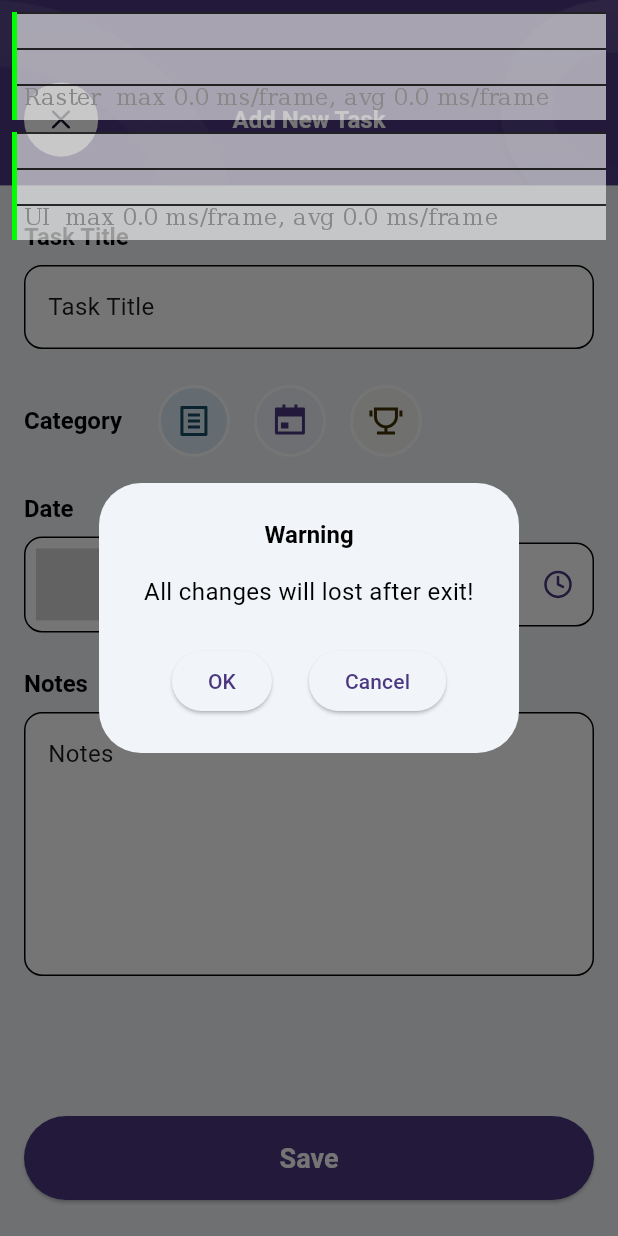
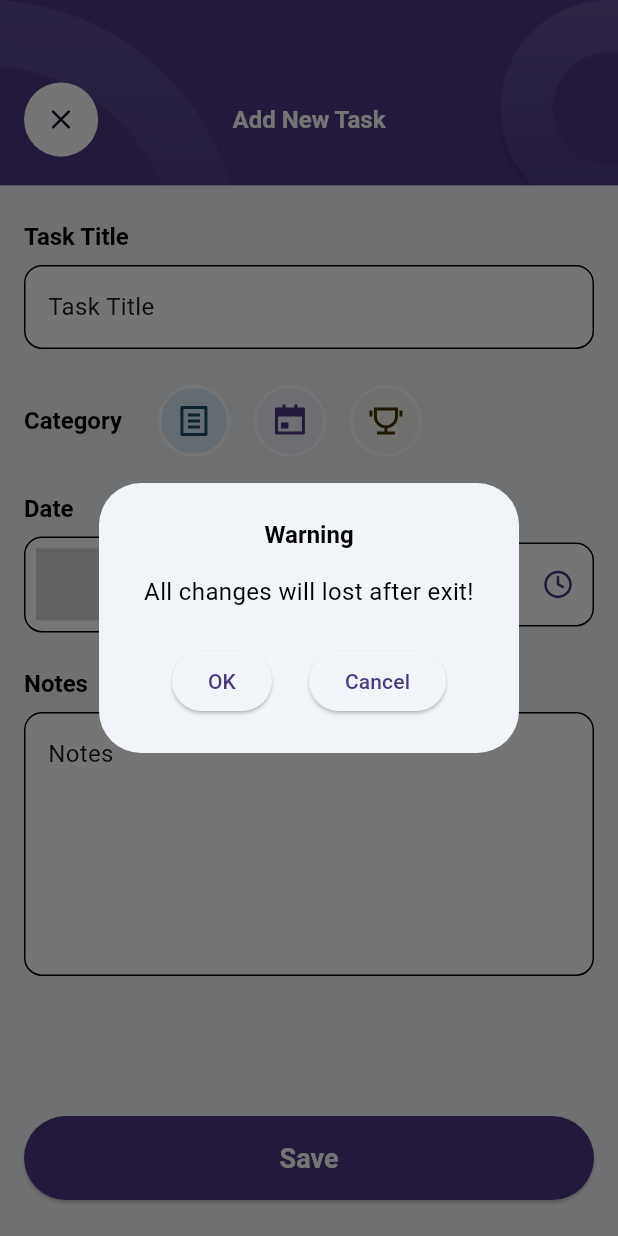
Before and after one commit to CodeAndThink/Sample-Flutter-Todo-App, a Flutter app: the AddNewTaskScreen screen opened directly, after a tap on an icon or button, on a phone screen of 412 x 824 dp. Run offline on Flutter 3.47's test engine with Material 3 defaults, Android fonts, the phone set to English and light mode, and no system bars; our stand-ins replace connectivity_plus, dartz, flutter_secure_storage, flutter_svg, shared_preferences, supabase_flutter and 1 more; accounts and stored records are empty; generated files the repository leaves out were written again.

Commit message:
Fix bugs

```diff
--- a/lib/common/views/custom_text_box.dart
+++ b/lib/common/views/custom_text_box.dart
@@ -9,7 +9,8 @@ class CustomTextBox extends StatelessWidget {
     this.isSecure,
     this.textError,
     required this.onTap,
-    required this.textChangeAction, required this.cleanAction,
+    required this.textChangeAction,
+    required this.cleanAction,
   });
   final TextEditingController controller;
   final String hintText;
@@ -27,10 +28,14 @@ class CustomTextBox extends StatelessWidget {
         builder: (context, value, child) {
           return TextField(
             onTap: onTap,
+            textInputAction: TextInputAction.done,
             controller: controller,
             keyboardType: TextInputType.multiline,
             maxLines: lineNumber,
             obscureText: isSecure == null ? false : isSecure!,
+            onEditingComplete: () {
+              FocusScope.of(context).unfocus();
+            },
             decoration: InputDecoration(
                 hintText: hintText,
                 hintStyle: Theme.of(context)
--- a/lib/main.dart
+++ b/lib/main.dart
@@ -69,8 +69,6 @@ class MainAppState extends State<MainApp> {
   @override
   Widget build(BuildContext context) {
     return MaterialApp(
-      debugShowCheckedModeBanner: false,
-      showPerformanceOverlay: true,
       theme: AppTheme.lightTheme,
       darkTheme: AppTheme.darkTheme,
       themeMode: ThemeMode.system,
--- a/lib/views/add_new_task/add_new_task_screen.dart
+++ b/lib/views/add_new_task/add_new_task_screen.dart
@@ -124,16 +124,19 @@ class _AddNewTaskScreenState extends State<AddNewTaskScreen> {
         create: (context) => _vm,
         builder: (context, child) {
           return Scaffold(
+              resizeToAvoidBottomInset: true,
               body: SafeArea(
                 top: false,
                 bottom: false,
                 child: Column(
                   children: [
                     _customAppBar(context),
-                Padding(
-                  padding:
-                      const EdgeInsets.only(left: 16, right: 16, bottom: 80),
+
+                    Expanded(
                       child: SingleChildScrollView(
+                        child: Padding(
+                          padding: const EdgeInsets.only(
+                              left: 16, right: 16, bottom: 80),
                           child: Column(
                             children: [
                               const SizedBox(
@@ -146,8 +149,11 @@ class _AddNewTaskScreenState extends State<AddNewTaskScreen> {
                                 crossAxisAlignment: CrossAxisAlignment.start,
                                 children: [
                                   Text(
-                              AppLocalizations.of(context)!.taskTitleLabel,
-                              style: Theme.of(context).textTheme.headlineSmall,
+                                    AppLocalizations.of(context)!
+                                        .taskTitleLabel,
+                                    style: Theme.of(context)
+                                        .textTheme
+                                        .headlineSmall,
                                   ),
                                   const SizedBox(
                                     height: 8,
@@ -156,15 +162,16 @@ class _AddNewTaskScreenState extends State<AddNewTaskScreen> {
                                   //MARK: Task Title
                                   Selector<AddNewTaskViewModel,
                                       dartz.Tuple2<String, String?>>(
-                              selector: (context, viewmodel) => dartz.Tuple2(
-                                  viewmodel.taskTitle,
+                                    selector: (context, viewmodel) =>
+                                        dartz.Tuple2(viewmodel.taskTitle,
                                             viewmodel.errorTaskTitleText),
                                     builder: (context, data, child) {
                                       _taskTitle.text = data.value1;
                                       return CustomTextBox(
                                         controller: _taskTitle,
                                         hintText:
-                                      AppLocalizations.of(context)!.taskHint,
+                                            AppLocalizations.of(context)!
+                                                .taskHint,
                                         lineNumber: 1,
                                         textError: data.value2,
                                         onTap: () {
@@ -195,8 +202,11 @@ class _AddNewTaskScreenState extends State<AddNewTaskScreen> {
                               Row(
                                 children: [
                                   Text(
-                              AppLocalizations.of(context)!.categoryLabel,
-                              style: Theme.of(context).textTheme.headlineSmall,
+                                    AppLocalizations.of(context)!
+                                        .categoryLabel,
+                                    style: Theme.of(context)
+                                        .textTheme
+                                        .headlineSmall,
                                   ),
                                   const SizedBox(
                                     width: 24,
@@ -207,8 +217,8 @@ class _AddNewTaskScreenState extends State<AddNewTaskScreen> {
                                         onTap: () {
                                           _vm.setCategory(0);
                                         },
-                                  backgroundColor:
-                                      Configs.noteCategoryBackgroundColor,
+                                        backgroundColor: Configs
+                                            .noteCategoryBackgroundColor,
                                         iconPath: "assets/icons/note.svg",
                                         isSetAlpha: isSetAlpha,
                                       );
@@ -225,8 +235,8 @@ class _AddNewTaskScreenState extends State<AddNewTaskScreen> {
                                         onTap: () {
                                           _vm.setCategory(1);
                                         },
-                                  backgroundColor:
-                                      Configs.calendarCategoryBackgroundColor,
+                                        backgroundColor: Configs
+                                            .calendarCategoryBackgroundColor,
                                         iconPath: "assets/icons/calendar.svg",
                                         isSetAlpha: isSetAlpha,
                                       );
@@ -243,8 +253,8 @@ class _AddNewTaskScreenState extends State<AddNewTaskScreen> {
                                         onTap: () {
                                           _vm.setCategory(2);
                                         },
-                                  backgroundColor:
-                                      Configs.celeCategoryBackgroundColor,
+                                        backgroundColor: Configs
+                                            .celeCategoryBackgroundColor,
                                         iconPath: "assets/icons/cele.svg",
                                         isSetAlpha: isSetAlpha,
                                       );
@@ -267,10 +277,12 @@ class _AddNewTaskScreenState extends State<AddNewTaskScreen> {
                                 children: [
                                   Expanded(
                                     child: Column(
-                                crossAxisAlignment: CrossAxisAlignment.start,
+                                      crossAxisAlignment:
+                                          CrossAxisAlignment.start,
                                       children: [
                                         Text(
-                                    AppLocalizations.of(context)!.dateLabel,
+                                          AppLocalizations.of(context)!
+                                              .dateLabel,
                                           style: Theme.of(context)
                                               .textTheme
                                               .headlineSmall,
@@ -278,14 +290,17 @@ class _AddNewTaskScreenState extends State<AddNewTaskScreen> {
                                         const SizedBox(
                                           height: 8,
                                         ),
-                                  Selector<AddNewTaskViewModel,
-                                          dartz.Tuple2<String, String?>>(
+                                        Selector<
+                                                AddNewTaskViewModel,
+                                                dartz
+                                                .Tuple2<String, String?>>(
                                             builder: (context, data, child) {
                                               return DateTimeTextBox(
-                                          controller: TextEditingController(
+                                                controller:
+                                                    TextEditingController(
                                                         text: data.value1),
-                                          hintText:
-                                              AppLocalizations.of(context)!
+                                                hintText: AppLocalizations.of(
+                                                        context)!
                                                     .dateHint,
                                                 iconPath:
                                                     "assets/icons/selectDate.svg",
@@ -302,10 +317,12 @@ class _AddNewTaskScreenState extends State<AddNewTaskScreen> {
                                   const SizedBox(width: 8),
                                   Expanded(
                                     child: Column(
-                                crossAxisAlignment: CrossAxisAlignment.start,
+                                      crossAxisAlignment:
+                                          CrossAxisAlignment.start,
                                       children: [
                                         Text(
-                                    AppLocalizations.of(context)!.timeLabel,
+                                          AppLocalizations.of(context)!
+                                              .timeLabel,
                                           style: Theme.of(context)
                                               .textTheme
                                               .headlineSmall,
@@ -314,12 +331,14 @@ class _AddNewTaskScreenState extends State<AddNewTaskScreen> {
                                           height: 8,
                                         ),
                                         Selector<AddNewTaskViewModel, String>(
-                                      builder: (context, selectTime, child) {
+                                            builder:
+                                                (context, selectTime, child) {
                                               return DateTimeTextBox(
-                                          controller: TextEditingController(
+                                                controller:
+                                                    TextEditingController(
                                                         text: selectTime),
-                                          hintText:
-                                              AppLocalizations.of(context)!
+                                                hintText: AppLocalizations.of(
+                                                        context)!
                                                     .timeHint,
                                                 iconPath:
                                                     "assets/icons/selectTime.svg",
@@ -348,7 +367,9 @@ class _AddNewTaskScreenState extends State<AddNewTaskScreen> {
                                 children: [
                                   Text(
                                     AppLocalizations.of(context)!.notesLabel,
-                              style: Theme.of(context).textTheme.headlineSmall,
+                                    style: Theme.of(context)
+                                        .textTheme
+                                        .headlineSmall,
                                   ),
                                   const SizedBox(
                                     height: 8,
@@ -359,7 +380,8 @@ class _AddNewTaskScreenState extends State<AddNewTaskScreen> {
                                         return CustomTextBox(
                                           controller: _content,
                                           hintText:
-                                        AppLocalizations.of(context)!.notesHint,
+                                              AppLocalizations.of(context)!
+                                                  .notesHint,
                                           lineNumber: 6,
                                           onTap: () {},
                                           textChangeAction: (value) {
@@ -380,12 +402,12 @@ class _AddNewTaskScreenState extends State<AddNewTaskScreen> {
                           ),
                         ),
                       ),
+                    ),
 
                     //MARK: Save button
-                const Spacer(),
                     Container(
-                    margin:
-                        const EdgeInsets.only(bottom: 24, left: 16, right: 16),
+                        margin: const EdgeInsets.only(
+                            bottom: 24, left: 16, right: 16),
                         height: 56,
                         width: screenSize.width - 32,
                         child: MainBottomButton(
@@ -393,8 +415,10 @@ class _AddNewTaskScreenState extends State<AddNewTaskScreen> {
                               _vm.prepareNewNote(context);
                             },
                             buttonLabel: widget.noteData == null
-                            ? AppLocalizations.of(context)!.saveButtonTitle
-                            : AppLocalizations.of(context)!.updateButtonTitle)),
+                                ? AppLocalizations.of(context)!
+                                    .saveButtonTitle
+                                : AppLocalizations.of(context)!
+                                    .updateButtonTitle)),
                   ],
                 ),
               ));
--- a/lib/views/auth/login/login_view_model.dart
+++ b/lib/views/auth/login/login_view_model.dart
@@ -106,26 +106,20 @@ class LoginViewModel extends ChangeNotifier {
   //MARK: Private Functions
 
   void _startLoading() {
-    WidgetsBinding.instance.addPostFrameCallback((_) {
     _isLoading = true;
     _error = "";
     _token = "";
     notifyListeners();
-    });
   }
 
   void _stopLoading() {
-    WidgetsBinding.instance.addPostFrameCallback((_) {
     _isLoading = false;
     notifyListeners();
-    });
   }
 
   void _setError(String errorMessage) {
-    WidgetsBinding.instance.addPostFrameCallback((_) {
     _error = errorMessage;
     _isLoading = false;
     notifyListeners();
-    });
   }
 }
```
Also changed, not shown: lib/views/auth/login/login_screen.dart (+36 -41 lines), lib/views/auth/register/register_screen.dart (+14 -17 lines). Lines whose indentation alone changed are shown as unchanged.
